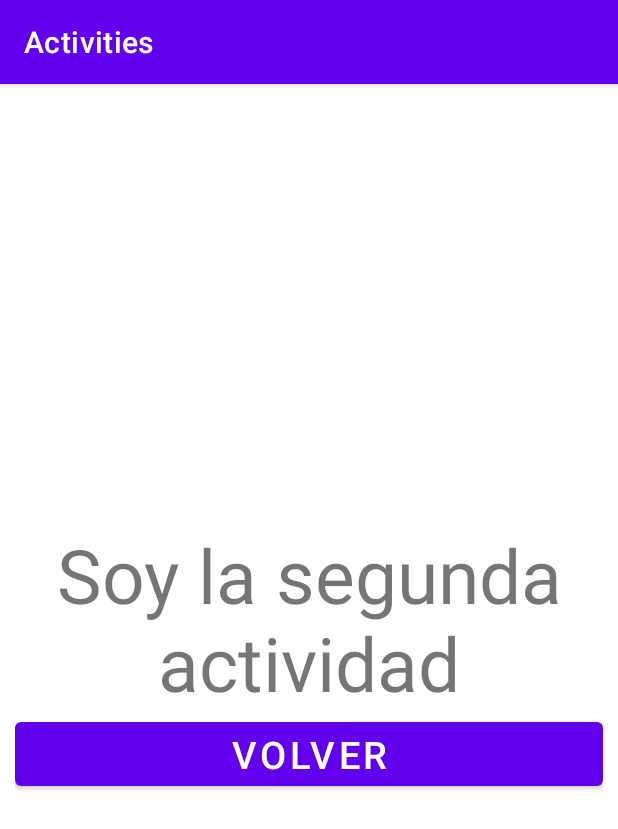
After one commit to Noe-Chavez/CursoAndroidUdemy01, an Android app: the SegundoActivity screen opened directly, with no data from a screen before it, on a phone screen of 412 x 824 dp. The commit adds this screen. Shown: the top 829 px of the screen. Run offline under Robolectric (Android 15) with nearby library versions, the phone set to English and light mode, and no system bars.

Commit message:
Pasar de un activity a otro

```diff
--- a/app/src/main/AndroidManifest.xml
+++ b/app/src/main/AndroidManifest.xml
@@ -9,6 +9,7 @@
         android:roundIcon="@mipmap/ic_launcher_round"
         android:supportsRtl="true"
         android:theme="@style/Theme.Activities">
+        <activity android:name=".SegundoActivity"></activity>
         <activity android:name=".MainActivity">
             <intent-filter>
                 <action android:name="android.intent.action.MAIN" />
--- a/app/src/main/java/mx/com/disoftware/MainActivity.kt
+++ b/app/src/main/java/mx/com/disoftware/MainActivity.kt
@@ -1,11 +1,23 @@
 package mx.com.disoftware
 
+import android.content.Intent
 import androidx.appcompat.app.AppCompatActivity
 import android.os.Bundle
+import android.widget.Button
+import android.widget.TextView
 
 class MainActivity : AppCompatActivity() {
     override fun onCreate(savedInstanceState: Bundle?) {
         super.onCreate(savedInstanceState)
         setContentView(R.layout.activity_main)
+
+        val textViewMainActivity = findViewById<TextView>(R.id.textViewMainActivity)
+        val buttonMainActivity = findViewById<Button>(R.id.buttonMainActivity)
+
+        buttonMainActivity.setOnClickListener {
+            val intent = Intent(this, SegundoActivity::class.java)
+            startActivity(intent)
+        }
+
     }
 }
--- /dev/null
+++ b/app/src/main/java/mx/com/disoftware/SegundoActivity.kt
@@ -0,0 +1,25 @@
+package mx.com.disoftware
+
+import androidx.appcompat.app.AppCompatActivity
+import android.os.Bundle
+import android.widget.Button
+import android.widget.TextView
+
+class SegundoActivity : AppCompatActivity() {
+    override fun onCreate(savedInstanceState: Bundle?) {
+        super.onCreate(savedInstanceState)
+        setContentView(R.layout.activity_segundo)
+
+        val textViewSegundoActivity = findViewById<TextView>(R.id.textViewSegundoActivity)
+        val buttonSegundaActivity = findViewById<Button>(R.id.buttonSegundaActivity)
+
+        buttonSegundaActivity.setOnClickListener {
+            /**
+             * Mata esta actividad al dar click, para que se elemine del Back stack (pila de activities)
+             */
+            finish()
+            // Nota: Si en ligar de usar finish se usa otro intent, en lugar de volver a la activity precedente se crearía otra y se agregaría a la pila.
+        }
+
+    }
+}
--- a/app/src/main/res/layout/activity_main.xml
+++ b/app/src/main/res/layout/activity_main.xml
@@ -1,5 +1,5 @@
 <?xml version="1.0" encoding="utf-8"?>
-<LinearLayout
+<androidx.appcompat.widget.LinearLayoutCompat
     xmlns:android="http://schemas.android.com/apk/res/android"
     xmlns:app="http://schemas.android.com/apk/res-auto"
     xmlns:tools="http://schemas.android.com/tools"
@@ -31,4 +31,4 @@
         app:layout_constraintEnd_toEndOf="parent"
         app:layout_constraintStart_toStartOf="parent"
         tools:layout_editor_absoluteY="430dp" />
-</LinearLayout>
+</androidx.appcompat.widget.LinearLayoutCompat>
--- /dev/null
+++ b/app/src/main/res/layout/activity_segundo.xml
@@ -0,0 +1,25 @@
+<?xml version="1.0" encoding="utf-8"?>
+<androidx.appcompat.widget.LinearLayoutCompat
+    xmlns:android="http://schemas.android.com/apk/res/android"
+    xmlns:app="http://schemas.android.com/apk/res-auto"
+    xmlns:tools="http://schemas.android.com/tools"
+    android:orientation="vertical"
+    android:layout_width="match_parent"
+    android:layout_height="match_parent"
+    android:gravity="center"
+    android:padding="10dp"
+    tools:context=".SegundoActivity">
+    <androidx.appcompat.widget.AppCompatTextView
+        android:id="@+id/textViewSegundoActivity"
+        android:layout_width="match_parent"
+        android:layout_height="wrap_content"
+        android:text="Soy la segunda actividad"
+        android:textSize="50sp"
+        android:textAlignment="center"/>
+    <com.google.android.material.button.MaterialButton
+        android:id="@+id/buttonSegundaActivity"
+        android:layout_width="match_parent"
+        android:layout_height="wrap_content"
+        android:textSize="25sp"
+        android:text="Volver"/>
+</androidx.appcompat.widget.LinearLayoutCompat>
```
Also changed, not shown: 435 other files.
